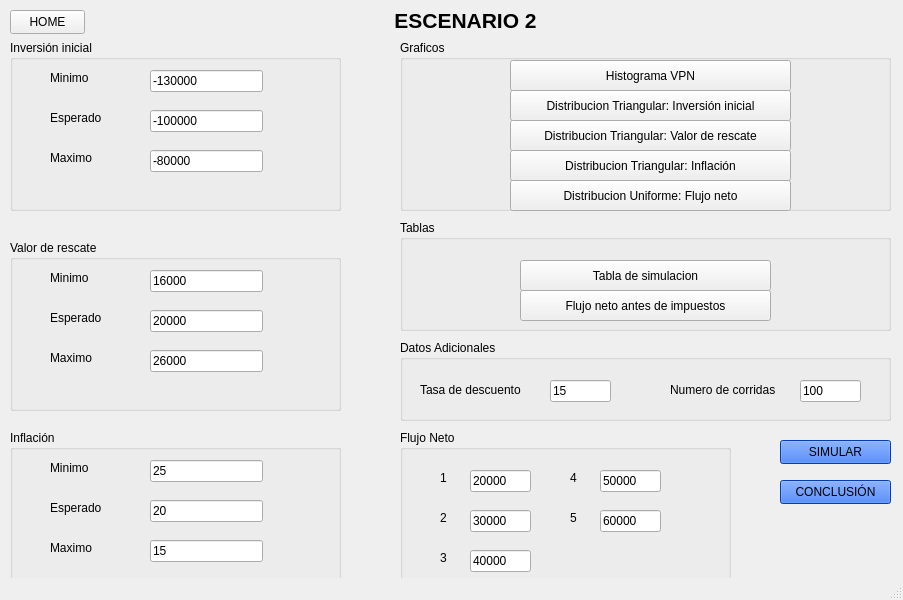
Old version of the form escenario_2/ventanaesc2.ui in the repository Sei444/evaluacion_de_inversiones.
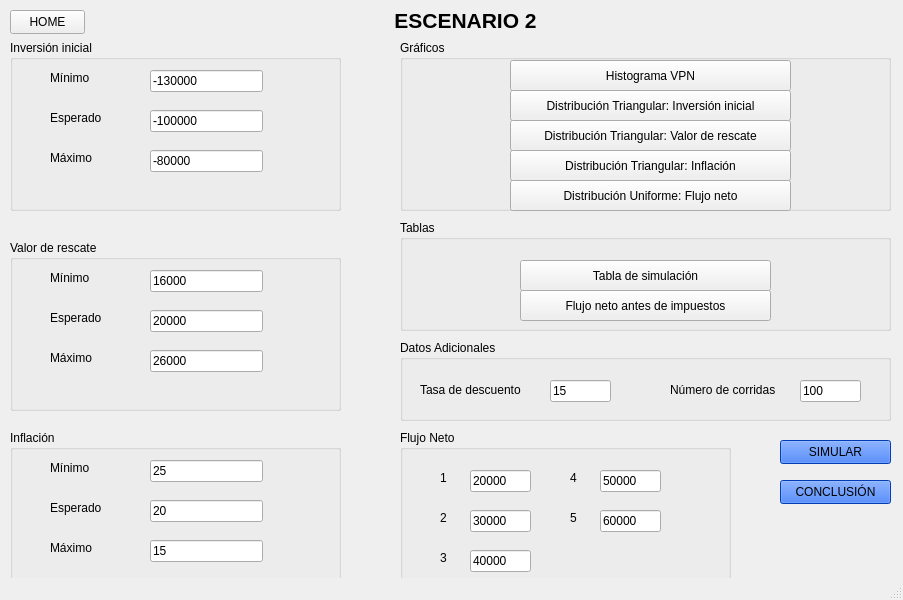
New version of the form.

```diff
--- a/escenario_2/ventanaesc2.ui
+++ b/escenario_2/ventanaesc2.ui
@@ -39,7 +39,7 @@
       </rect>
      </property>
      <property name="text">
-      <string>Minimo</string>
+      <string>Mínimo</string>
      </property>
     </widget>
     <widget class="QLabel" name="label_2">
@@ -65,7 +65,7 @@
       </rect>
      </property>
      <property name="text">
-      <string>Maximo </string>
+      <string>Máximo </string>
      </property>
     </widget>
     <widget class="QLineEdit" name="lineEdit_min_inv">
@@ -130,7 +130,7 @@
       </rect>
      </property>
      <property name="text">
-      <string>Minimo</string>
+      <string>Mínimo</string>
      </property>
     </widget>
     <widget class="QLabel" name="label_11">
@@ -156,7 +156,7 @@
       </rect>
      </property>
      <property name="text">
-      <string>Maximo </string>
+      <string>Máximo </string>
      </property>
     </widget>
     <widget class="QLineEdit" name="lineEdit_min_res">
@@ -221,7 +221,7 @@
       </rect>
      </property>
      <property name="text">
-      <string>Minimo</string>
+      <string>Mínimo</string>
      </property>
     </widget>
     <widget class="QLabel" name="label_17">
@@ -247,7 +247,7 @@
       </rect>
      </property>
      <property name="text">
-      <string>Maximo </string>
+      <string>Máximo </string>
      </property>
     </widget>
     <widget class="QLineEdit" name="lineEdit_min_inf">
@@ -504,7 +504,7 @@
      </rect>
     </property>
     <property name="title">
-     <string>Graficos</string>
+     <string>Gráficos</string>
     </property>
     <widget class="QLabel" name="label_26">
      <property name="geometry">
@@ -542,7 +542,7 @@
       </rect>
      </property>
      <property name="text">
-      <string>Distribucion Triangular: Inversión inicial</string>
+      <string>Distribución Triangular: Inversión inicial</string>
      </property>
     </widget>
     <widget class="QPushButton" name="pushButton_res">
@@ -555,7 +555,7 @@
       </rect>
      </property>
      <property name="text">
-      <string>Distribucion Triangular: Valor de rescate</string>
+      <string>Distribución Triangular: Valor de rescate</string>
      </property>
     </widget>
     <widget class="QPushButton" name="pushButton_neto">
@@ -568,7 +568,7 @@
       </rect>
      </property>
      <property name="text">
-      <string>Distribucion Uniforme: Flujo neto</string>
+      <string>Distribución Uniforme: Flujo neto</string>
      </property>
     </widget>
     <widget class="QPushButton" name="pushButton_inf">
@@ -581,7 +581,7 @@
       </rect>
      </property>
      <property name="text">
-      <string>Distribucion Triangular: Inflación</string>
+      <string>Distribución Triangular: Inflación</string>
      </property>
     </widget>
    </widget>
@@ -607,7 +607,7 @@
       </rect>
      </property>
      <property name="text">
-      <string>Tabla de simulacion</string>
+      <string>Tabla de simulación</string>
      </property>
     </widget>
     <widget class="QPushButton" name="pushButton_tabla2">
@@ -659,7 +659,7 @@
       </rect>
      </property>
      <property name="text">
-      <string>Numero de corridas</string>
+      <string>Número de corridas</string>
      </property>
     </widget>
     <widget class="QLineEdit" name="lineEdit_tasadescuento">
```
